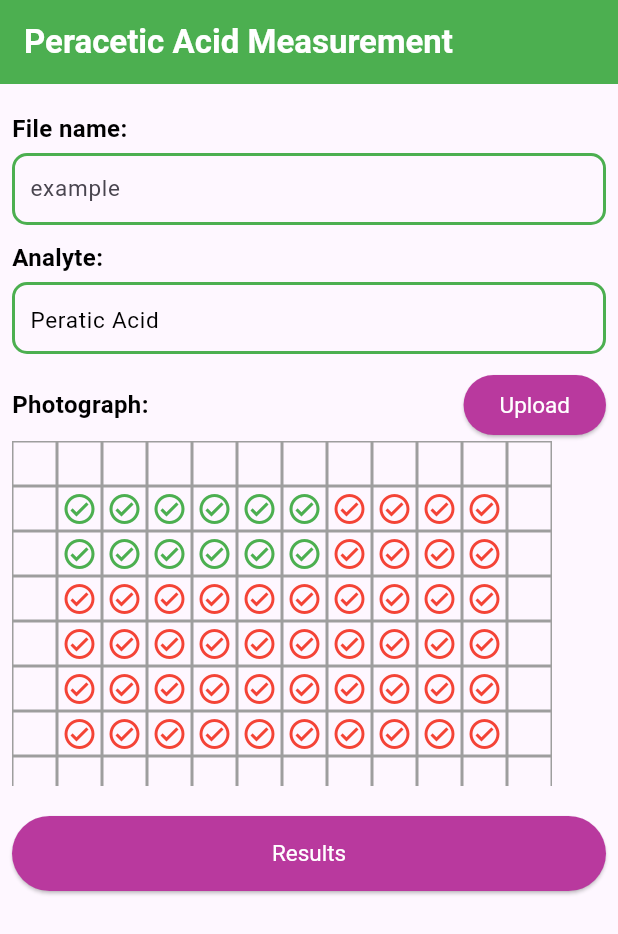
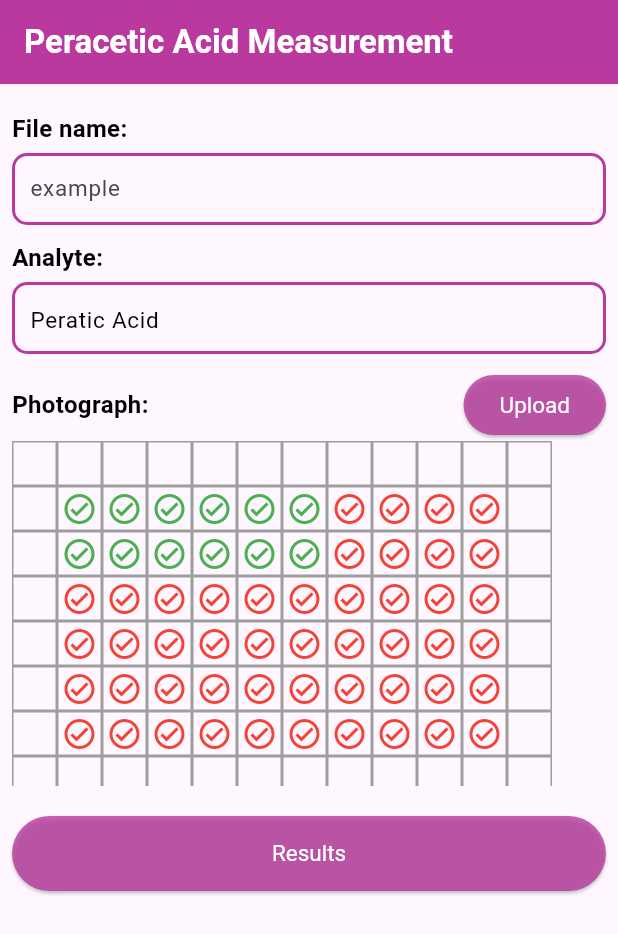
Before and after one commit to Kitiyaparnnn/PAA-Software, a Flutter app: the screen it shows after launch, on a phone screen of 412 x 824 dp. Shown: the top 934 px of the screen. Run offline on Flutter 3.47's test engine with Material 3 defaults, Android fonts, the phone set to English and light mode, and no system bars; our stand-ins replace bot_toast, csv, flutter_native_splash, google_fonts, image_cropper, image_picker and 4 more; missing offline and left inert: scidart; Roboto replaces fonts that are missing (Sarabun); statements that could not run were skipped.

Commit message:
update the logo

```diff
--- a/lib/my_app.dart
+++ b/lib/my_app.dart
@@ -1,12 +1,11 @@
-// import 'package:bot_toast/bot_toast.dart';
+import 'package:bot_toast/bot_toast.dart';
 import 'package:flutter/foundation.dart';
 import 'package:flutter/material.dart';
 import 'package:google_fonts/google_fonts.dart';
 import 'package:logger/logger.dart';
 import 'package:paa/pages/inputPage/input_page.dart';
-// import 'pages/AnalyzePage/SummaryPage.dart';
-// import 'pages/InputPage/InputPage.dart';
-// import 'package:google_fonts/google_fonts.dart';
+import 'package:paa/utils/color_config.dart';
+
 
 final logger = Logger(
   printer: PrettyPrinter(),
@@ -37,13 +36,12 @@ class MyApp extends StatelessWidget {
               home: SafeArea(
                 child: Scaffold(
                   body: Container(
-                    color: Colors.green.shade400,
-                    // child: Center(
-                    //   child: Image.asset(
-                    //     'lib/assets/images/logo_app.jpg',
-                    //     // fit: BoxFit.cover,
-                    //   ),
-                    // ),
+                    color: ColorCode.themeColor,
+                    child: const Center(
+                      child: CircularProgressIndicator(
+                        color: ColorCode.iconsAppBar,
+                      ),
+                    ),
                   ),
                 ),
               ),
@@ -52,11 +50,10 @@ class MyApp extends StatelessWidget {
           return MaterialApp(
             debugShowCheckedModeBanner: false,
             title: "modern-css by Kitiyaporn T.",
-            // builder: BotToastInit(),
-            // navigatorObservers: [BotToastNavigatorObserver()],
+            builder: BotToastInit(),
+            navigatorObservers: [BotToastNavigatorObserver()],
             home: const InputPage(),
             theme: ThemeData(
-                primarySwatch: Colors.green,
                 textTheme: GoogleFonts.sarabunTextTheme()),
           );
         });
--- a/lib/pages/analysisPage/components/csv_genterator.dart
+++ b/lib/pages/analysisPage/components/csv_genterator.dart
@@ -15,7 +15,7 @@ class LoadCsvDataScreen extends StatelessWidget {
   Widget build(BuildContext context) {
     Widget rowData(String text) {
       return SizedBox(
-        width: MediaQuery.of(context).size.width * 0.13,
+        width: MediaQuery.of(context).size.width * 0.15,
         child: Text(
           text,
           textAlign: TextAlign.center,
@@ -52,7 +52,6 @@ class LoadCsvDataScreen extends StatelessWidget {
                                   rowData(data[3].toString()),
                                   rowData(data[4].toString()),
                                   rowData(data[5].toString()),
-                                  rowData(data[6].toString()),
                                 ],
                               ),
                             ),
--- a/lib/pages/inputPage/components/input_decoration.dart
+++ b/lib/pages/inputPage/components/input_decoration.dart
@@ -1,20 +1,21 @@
 import 'package:flutter/material.dart';
+import 'package:paa/utils/color_config.dart';
 
 class InputDecorations {
   static InputDecoration inputDec({required String hintText}) =>
       InputDecoration(
         hintText: hintText,
-        fillColor: Colors.green,
-        focusColor: Colors.green,
-        hoverColor: Colors.green,
+        fillColor: ColorCode.themeColor,
+        focusColor: ColorCode.themeColor,
+        hoverColor: ColorCode.themeColor,
         alignLabelWithHint: true,
         enabledBorder: const OutlineInputBorder(
           borderRadius: BorderRadius.all(Radius.circular(10)),
-          borderSide: BorderSide(color: Colors.green, width: 2),
+          borderSide: BorderSide(color: ColorCode.themeColor, width: 2),
         ),
         focusedBorder: const OutlineInputBorder(
           borderRadius: BorderRadius.all(Radius.circular(10)),
-          borderSide: BorderSide(color: Colors.green, width: 2),
+          borderSide: BorderSide(color: ColorCode.themeColor, width: 2),
         ),
         contentPadding: const EdgeInsets.all(8),
       );
--- a/lib/pages/inputPage/input_page.dart
+++ b/lib/pages/inputPage/input_page.dart
@@ -239,7 +239,7 @@ class _InputPageState extends State<InputPage> {
           onChanged: (context) => setState(() {
             report.name = context;
           }),
-          cursorColor: Colors.green,
+          cursorColor: ColorCode.themeColor,
           decoration: InputDecorations.inputDec(hintText: 'example'),
           style: StyleText.normalText,
         ),
@@ -265,7 +265,7 @@ class _InputPageState extends State<InputPage> {
     return Scaffold(
       appBar: AppBar(
         title: Text(PreferenceKey.appName, style: StyleText.appBar),
-        backgroundColor: Colors.green,
+        backgroundColor: ColorCode.themeColor,
       ),
       body: GestureDetector(
         onTap: () => FocusScope.of(context).requestFocus(FocusNode()),
@@ -303,9 +303,7 @@ class _InputPageState extends State<InputPage> {
                                             ColorCode.buttonsColor),
                                     onPressed: _showImageDialog,
                                     child: Text(
-                                      imageFile == null
-                                          ? "Upload"
-                                          : "Change",
+                                      imageFile == null ? "Upload" : "Change",
                                       style: StyleText.buttonText,
                                     ),
                                   )
--- a/lib/utils/color_config.dart
+++ b/lib/utils/color_config.dart
@@ -14,8 +14,7 @@ Map<int, Color> color = {
 };
 
 class ColorCode {
-  static Color themeColor = const Color.fromRGBO(185, 57, 158,255);
-  static Color iconsAppBar = Colors.white;
-  static Color buttonsColor = const Color.fromRGBO(185, 57, 158,150);
-
+  static const Color themeColor = Color.fromRGBO(185, 57, 158, 1);
+  static const Color iconsAppBar = Colors.white;
+  static const Color buttonsColor = Color.fromRGBO(185, 57, 157, 0.784);
 }
--- a/pubspec.yaml
+++ b/pubspec.yaml
@@ -52,6 +52,7 @@ dependencies:
   csv: ^6.0.0
   image_pixels: ^3.0.2
   flutter_launcher_icons: ^0.13.1
+  http: ^1.2.0
 
 dev_dependencies:
   flutter_test:
@@ -67,7 +68,8 @@ dev_dependencies:
 flutter_launcher_icons:
   android: true
   ios: true
-  image_path: "lib/assets/image/logo.jpg"
+  adaptive_icon_background: "#ffffff"
+  image_path: "lib/assets/images/playstore.png"
 
 # For information on the generic Dart part of this file, see the
 # following page: https://dart.dev/tools/pub/pubspec
```
Also changed, not shown: lib/pages/analysisPage/all_analysis_page.dart (+9 -8 lines), lib/assets/images/playstore.png (added), pubspec.lock, 26 other files.
